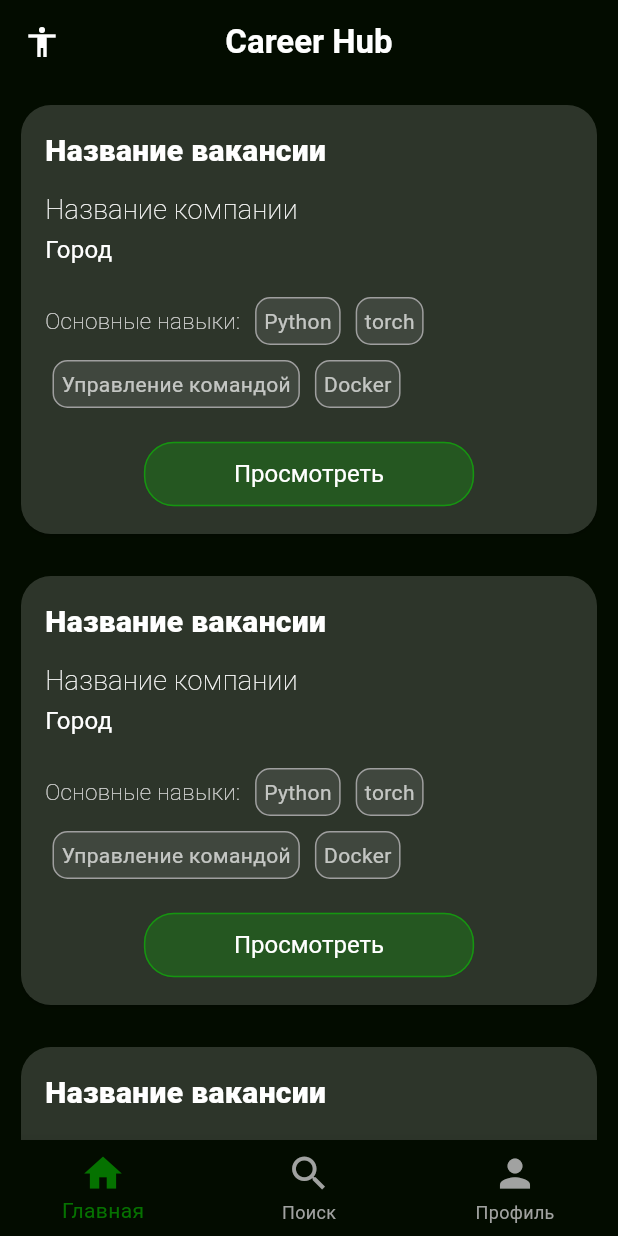
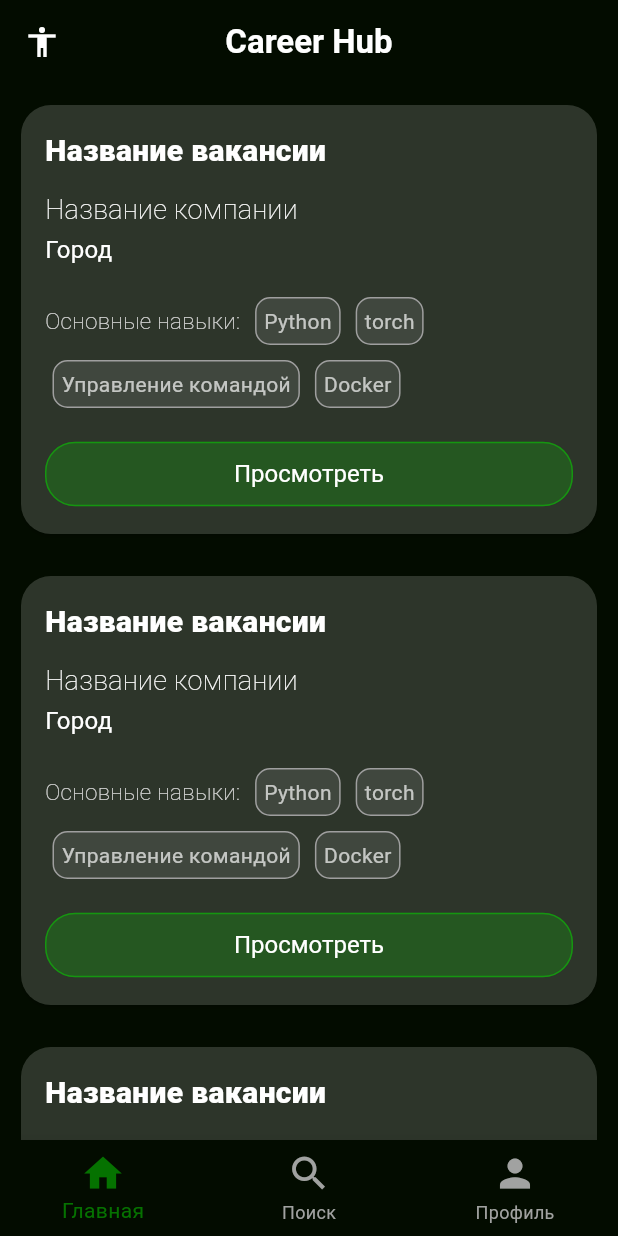
Before and after one commit to GaevoyAlex/SkillUp_ui_mobile, a Flutter app: the screen it shows after launch, on a phone screen of 412 x 824 dp. Run offline on Flutter 3.47's test engine with Material 3 defaults, Android fonts, the phone set to English and light mode, and no system bars.

Commit message:
add_otherPages

```diff
--- a/skillup_mobile/lib/presentation/Home/Widgets/vacancys_card_widget.dart
+++ b/skillup_mobile/lib/presentation/Home/Widgets/vacancys_card_widget.dart
@@ -14,15 +14,15 @@ Widget cardVacancy(
     child: Card(
       color: AppColors.cardVacancyColor,
       clipBehavior: Clip.antiAlias,
-      margin: EdgeInsets.zero, // Убираем внешние отступы у Card
+      margin: EdgeInsets.zero,
       shape: RoundedRectangleBorder(
-        borderRadius: BorderRadius.circular(20),), // Опционально: скругление углов
+        borderRadius: BorderRadius.circular(20),),
       child: Container(
-        width: double.infinity, // Растягиваем на всю доступную ширину
-        padding: EdgeInsets.all(16), // Внутренние отступы
+        width: double.infinity,
+        padding: EdgeInsets.all(16),
         child: Column(
-          crossAxisAlignment: CrossAxisAlignment.start, // Выравнивание по правому краю
-          mainAxisSize: MainAxisSize.min, // Занимаем только нужное место по высоте
+          crossAxisAlignment: CrossAxisAlignment.start,
+          mainAxisSize: MainAxisSize.min,
           children: [
             Text(
               'Название вакансии',
@@ -90,7 +90,7 @@ Widget cardVacancy(
                     borderRadius: BorderRadius.circular(20)),
                   textStyle: TextStyle(fontSize: 16,),
                 ),
-              child: Padding(padding: EdgeInsets.only(left: 40,right: 40),child:Text('Просмотреть')),
+              child: Row(mainAxisAlignment: MainAxisAlignment.center, children:[ Text('Просмотреть')]),
               )
             )
           ],
--- a/skillup_mobile/lib/presentation/Main/Screen/MainBottomNavigation.dart
+++ b/skillup_mobile/lib/presentation/Main/Screen/MainBottomNavigation.dart
@@ -1,5 +1,7 @@
 import 'package:flutter/material.dart';
 import 'package:skillup_mobile/presentation/Home/Screen/HomePageScreen.dart';
+import 'package:skillup_mobile/presentation/Learn/Screen/LearnPageScreen.dart';
+import 'package:skillup_mobile/presentation/Profile/Screen/ProfilePageScreen.dart';
 
 import '../../../theme/colors.dart';
 
@@ -17,8 +19,8 @@ class _MainbottomNavigationState extends State<MainBottomNavigation> {
 
     static const List<Widget> _widgetOptions = <Widget>[
     Homepagescreen(),
-    Homepagescreen(),
-    Homepagescreen(),
+    LearnPageScreen(),
+    ProfileScreenPage(),
 
   ];
 
```
Also changed, not shown: skillup_mobile/lib/presentation/Learn/Screen/LearnPageScreen.dart (added, +15 -0 lines), skillup_mobile/lib/presentation/Profile/Screen/ProfilePageScreen.dart (added, +17 -0 lines).
